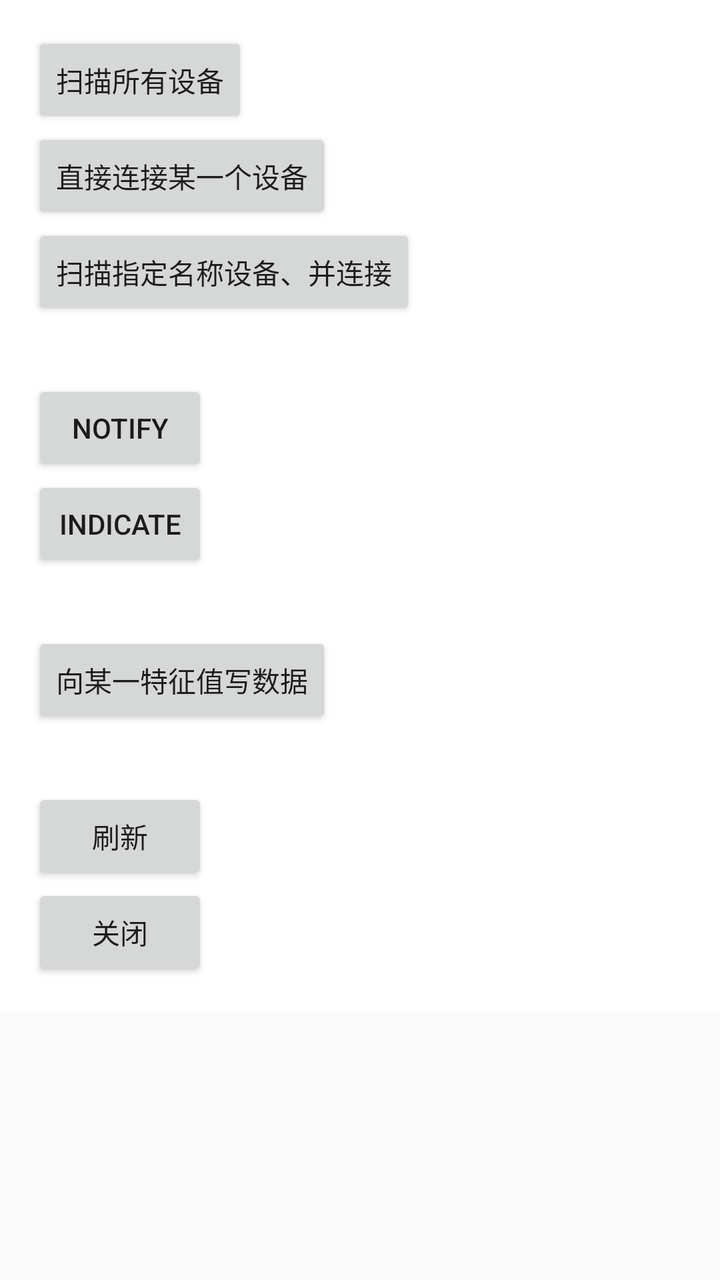
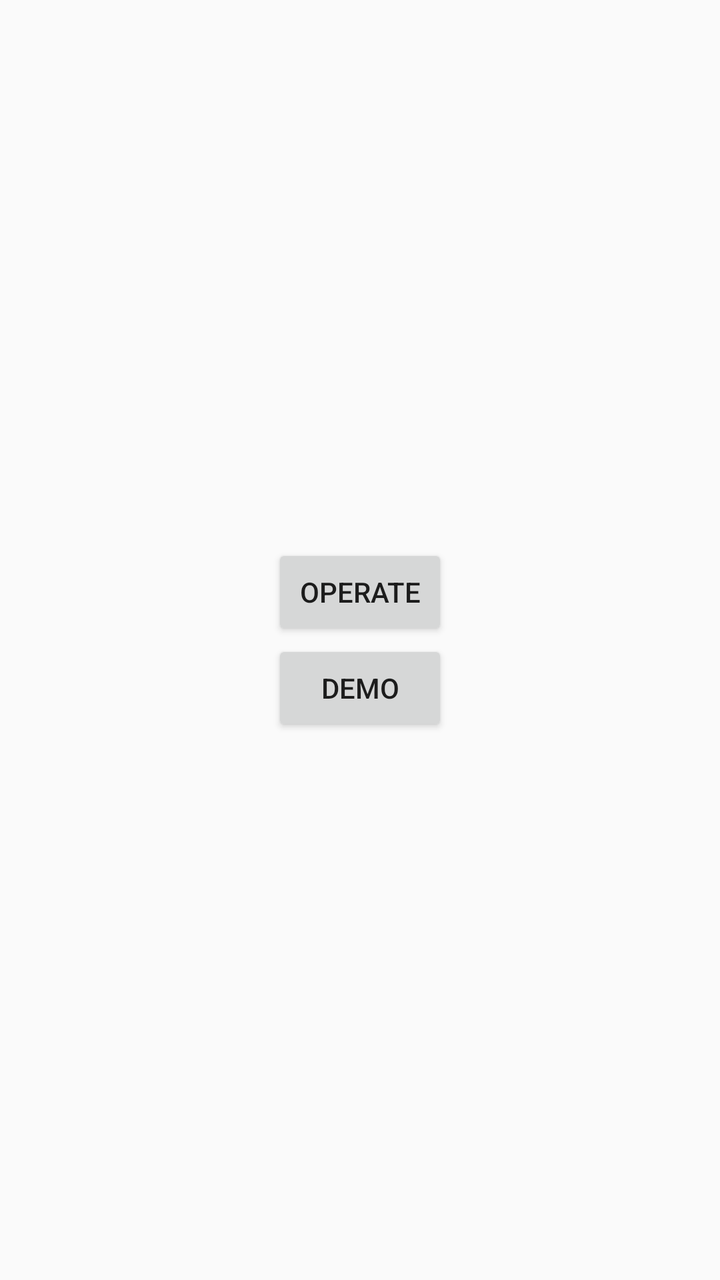

Two renders of the same Android screen: before a commit and after it. Below are the layout's source before the change and the commit's diff.
<!-- AndroidManifest.xml: application theme AppTheme -->
<!-- res/layout/activity_main.xml -->
<?xml version="1.0" encoding="utf-8"?>
<ScrollView xmlns:android="http://schemas.android.com/apk/res/android"
    android:layout_width="match_parent"
    android:layout_height="wrap_content">

    <LinearLayout
        android:layout_width="match_parent"
        android:layout_height="wrap_content"
        android:background="@android:color/white"
        android:orientation="vertical"
        android:paddingBottom="@dimen/activity_vertical_margin"
        android:paddingLeft="@dimen/activity_horizontal_margin"
        android:paddingRight="@dimen/activity_horizontal_margin"
        android:paddingTop="@dimen/activity_vertical_margin">

        <Button
            android:id="@+id/btn_0"
            android:layout_width="wrap_content"
            android:layout_height="wrap_content"
            android:text="扫描所有设备" />

        <Button
            android:id="@+id/btn_01"
            android:layout_width="wrap_content"
            android:layout_height="wrap_content"
            android:text="直接连接某一个设备" />

        <Button
            android:id="@+id/btn_1"
            android:layout_width="wrap_content"
            android:layout_height="wrap_content"
            android:text="扫描指定名称设备、并连接" />

        <Button
            android:id="@+id/btn_2"
            android:layout_width="wrap_content"
            android:layout_height="wrap_content"
            android:layout_marginTop="30dp"
            android:text="notify" />

        <Button
            android:id="@+id/btn_3"
            android:layout_width="wrap_content"
            android:layout_height="wrap_content"
            android:text="indicate" />

        <Button
            android:id="@+id/btn_4"
            android:layout_width="wrap_content"
            android:layout_height="wrap_content"
            android:layout_marginTop="30dp"
            android:text="向某一特征值写数据" />


        <Button
            android:id="@+id/btn_6"
            android:layout_width="wrap_content"
            android:layout_height="wrap_content"
            android:layout_marginTop="30dp"
            android:text="刷新" />

        <Button
            android:id="@+id/btn_7"
            android:layout_width="wrap_content"
            android:layout_height="wrap_content"
            android:text="关闭" />


    </LinearLayout>

</ScrollView>
<!-- resources referenced by this layout -->
<resources>
  <dimen name="activity_horizontal_margin">16dp</dimen>
  <dimen name="activity_vertical_margin">16dp</dimen>
  <style name="AppTheme" parent="Theme.AppCompat.Light.NoActionBar">
          <item name="colorPrimary">@color/colorPrimary</item>
          <item name="colorPrimaryDark">@color/colorPrimaryDark</item>
          <item name="colorAccent">@color/colorAccent</item>
      </style>
  <color name="colorPrimary">#3F51B5</color>
  <color name="colorPrimaryDark">#303F9F</color>
  <color name="colorAccent">#FF4081</color>
</resources>

<!-- the commit's change to res/layout/activity_main.xml (unified diff, before → after) -->
@@ -1,71 +1,23 @@
 <?xml version="1.0" encoding="utf-8"?>
-<ScrollView xmlns:android="http://schemas.android.com/apk/res/android"
+<LinearLayout xmlns:android="http://schemas.android.com/apk/res/android"
     android:layout_width="match_parent"
-    android:layout_height="wrap_content">
+    android:layout_height="match_parent"
+    android:gravity="center"
+    android:orientation="vertical">
 
-    <LinearLayout
-        android:layout_width="match_parent"
+    <Button
+        android:id="@+id/btn_operate"
+        android:layout_width="wrap_content"
         android:layout_height="wrap_content"
-        android:background="@android:color/white"
-        android:orientation="vertical"
-        android:paddingBottom="@dimen/activity_vertical_margin"
-        android:paddingLeft="@dimen/activity_horizontal_margin"
-        android:paddingRight="@dimen/activity_horizontal_margin"
-        android:paddingTop="@dimen/activity_vertical_margin">
+        android:layout_gravity="center_horizontal"
+        android:text="operate" />
 
-        <Button
-            android:id="@+id/btn_0"
-            android:layout_width="wrap_content"
-            android:layout_height="wrap_content"
-            android:text="扫描所有设备" />
-
-        <Button
-            android:id="@+id/btn_01"
-            android:layout_width="wrap_content"
-            android:layout_height="wrap_content"
-            android:text="直接连接某一个设备" />
-
-        <Button
-            android:id="@+id/btn_1"
-            android:layout_width="wrap_content"
-            android:layout_height="wrap_content"
-            android:text="扫描指定名称设备、并连接" />
-
-        <Button
-            android:id="@+id/btn_2"
-            android:layout_width="wrap_content"
-            android:layout_height="wrap_content"
-            android:layout_marginTop="30dp"
-            android:text="notify" />
-
-        <Button
-            android:id="@+id/btn_3"
-            android:layout_width="wrap_content"
-            android:layout_height="wrap_content"
-            android:text="indicate" />
-
-        <Button
-            android:id="@+id/btn_4"
-            android:layout_width="wrap_content"
-            android:layout_height="wrap_content"
-            android:layout_marginTop="30dp"
-            android:text="向某一特征值写数据" />
+    <Button
+        android:id="@+id/btn_demo"
+        android:layout_width="wrap_content"
+        android:layout_height="wrap_content"
+        android:layout_gravity="center_horizontal"
+        android:text="demo" />
 
 
-        <Button
-            android:id="@+id/btn_6"
-            android:layout_width="wrap_content"
-            android:layout_height="wrap_content"
-            android:layout_marginTop="30dp"
-            android:text="刷新" />
-
-        <Button
-            android:id="@+id/btn_7"
-            android:layout_width="wrap_content"
-            android:layout_height="wrap_content"
-            android:text="关闭" />
-
-
-    </LinearLayout>
-
-</ScrollView>
+</LinearLayout>
<!-- resource entries referenced after the edit -->
@@ -1,7 +1,5 @@
 <!-- resources referenced by this layout -->
 <resources>
-  <dimen name="activity_horizontal_margin">16dp</dimen>
-  <dimen name="activity_vertical_margin">16dp</dimen>
   <style name="AppTheme" parent="Theme.AppCompat.Light.NoActionBar">
           <item name="colorPrimary">@color/colorPrimary</item>
           <item name="colorPrimaryDark">@color/colorPrimaryDark</item>
